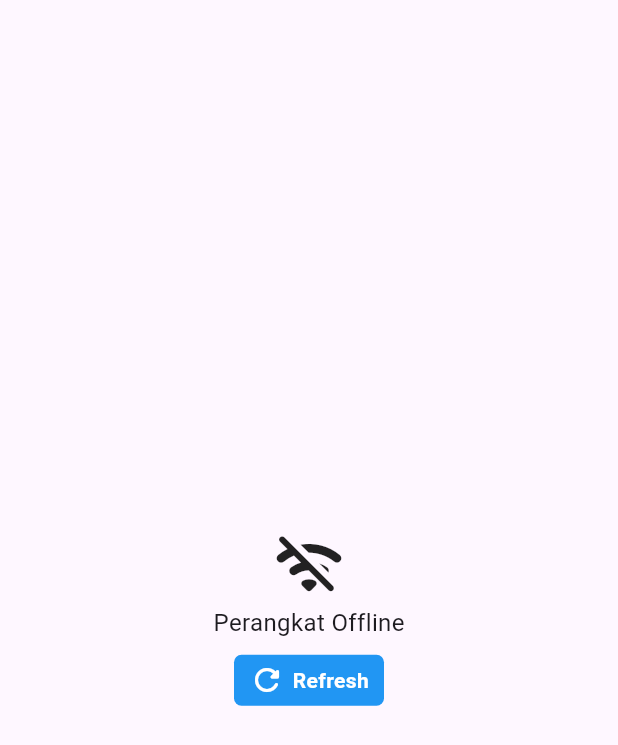
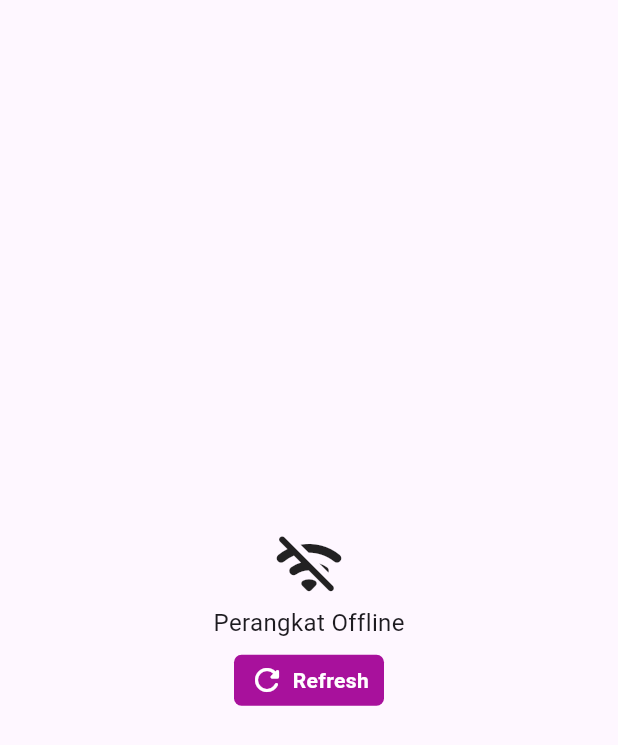
Before and after one commit to jamal1423/app-absensi-sman1-tegaldlimo, a Flutter app: the screen it shows after launch, on a phone screen of 412 x 824 dp. Shown: the top 745 px of the screen. Run offline on Flutter 3.47's test engine with Material 3 defaults, Android fonts, the phone set to English and light mode, and no system bars; our stand-ins replace awesome_dialog, connectivity_plus, curved_navigation_bar, geocoding, geolocator, google_maps_flutter and 2 more; missing offline and left inert: flutter_jailbreak_detection, flutter_timeline_calendar.

Commit message:
Fix icon launcher app dan update tombol offline page

```diff
--- a/lib/pages/page_offline.dart
+++ b/lib/pages/page_offline.dart
@@ -35,7 +35,7 @@ class _PageOfflineState extends State<PageOffline> {
                 width: 100,
                 decoration: BoxDecoration(
                   borderRadius: BorderRadius.circular(5),
-                  color: Colors.blue
+                  color: Color.fromARGB(255, 168, 17, 156)
                 ),
                 child: Padding(
                   padding: const EdgeInsets.all(5.0),
--- a/lib/partials/partial_page_home.dart
+++ b/lib/partials/partial_page_home.dart
@@ -483,7 +483,7 @@ class _PartPageHomeState extends State<PartPageHome> {
     futureMasterShift = fetchMasterShift();
     getPref();
     getLocation();
-    // initPlatformState();
+    initPlatformState();
     //getPlace();
     addCustomIcon();
     dtNow;
```
Also changed, not shown: 5 other files.
